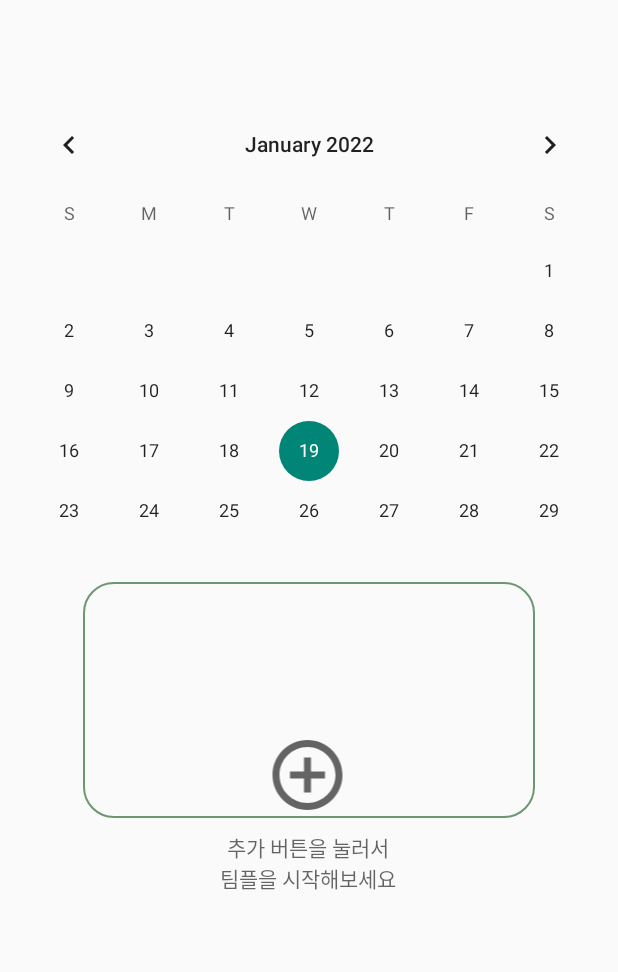
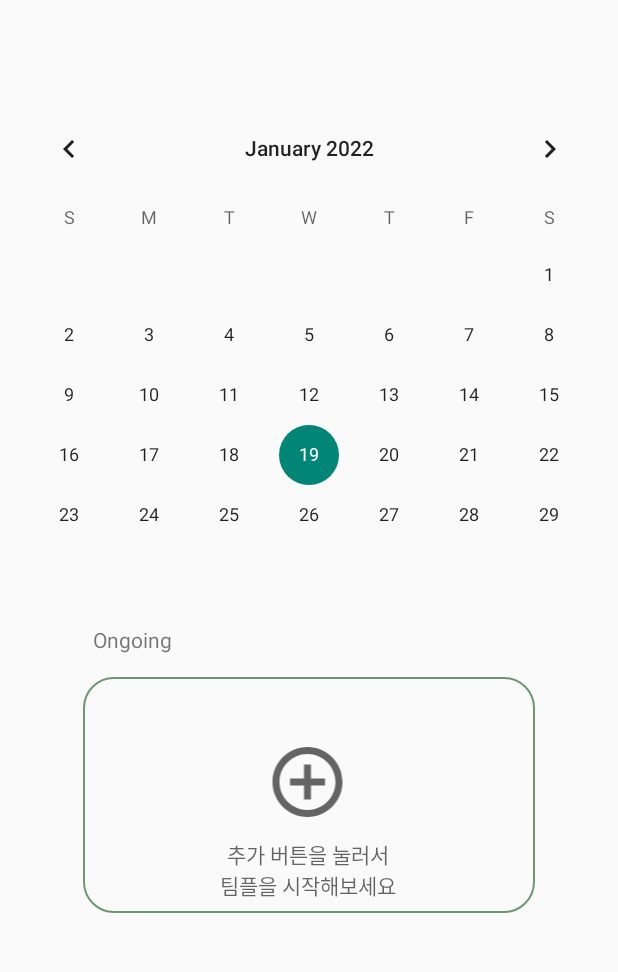
Before and after one commit to 8hojung24/Android_EveryTeamProject, an Android app: the screen it shows after launch (MainActivity), on a phone screen of 412 x 824 dp, the part 246-1218 px from its top. Run offline under Robolectric (Android 15) with nearby library versions, the phone set to English and light mode, and no system bars.

Commit message:
Initial commit

```diff
--- a/app/src/main/res/layout/activity_main.xml
+++ b/app/src/main/res/layout/activity_main.xml
@@ -11,6 +11,7 @@
         android:id="@+id/explainText"
         android:layout_width="120dp"
         android:layout_height="wrap_content"
+        android:layout_marginTop="50dp"
         android:hint="추가 버튼을 눌러서 팀플을 시작해보세요"
         android:textAlignment="center"
         app:layout_constraintBottom_toBottomOf="parent"
@@ -86,13 +87,23 @@
         android:id="@+id/backButton"
         android:layout_width="301dp"
         android:layout_height="157dp"
-        android:layout_marginTop="41dp"
-        android:layout_marginBottom="25dp"
+        android:layout_marginTop="50dp"
         android:background="@drawable/shape"
         app:layout_constraintBottom_toBottomOf="parent"
         app:layout_constraintEnd_toEndOf="parent"
         app:layout_constraintStart_toStartOf="parent"
-        app:layout_constraintTop_toBottomOf="@+id/calendarView"
-        app:layout_constraintVertical_bias="0.0" />
+        app:layout_constraintTop_toBottomOf="@+id/calendarView" />
+
+    <TextView
+        android:id="@+id/Ongoing"
+        android:layout_width="wrap_content"
+        android:layout_height="wrap_content"
+        android:layout_marginStart="70dp"
+        android:layout_marginEnd="306dp"
+        android:layout_marginBottom="15dp"
+        android:text="Ongoing"
+        app:layout_constraintBottom_toTopOf="@+id/backButton"
+        app:layout_constraintEnd_toEndOf="parent"
+        app:layout_constraintStart_toStartOf="parent" />
 
 </androidx.constraintlayout.widget.ConstraintLayout>
```
